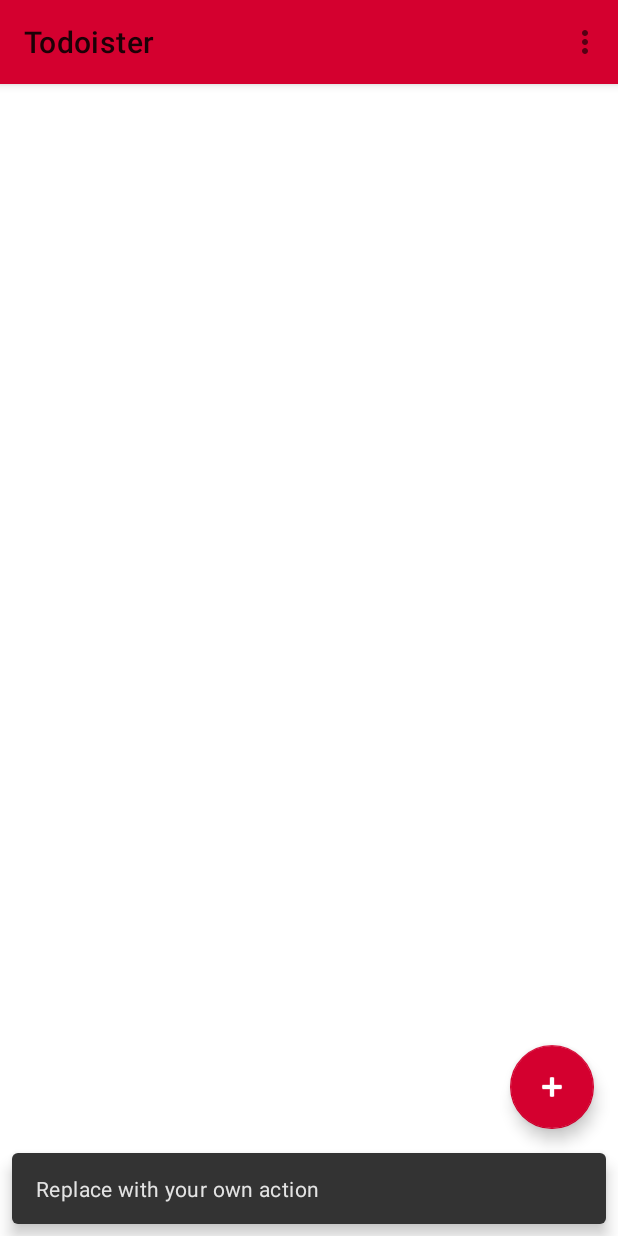
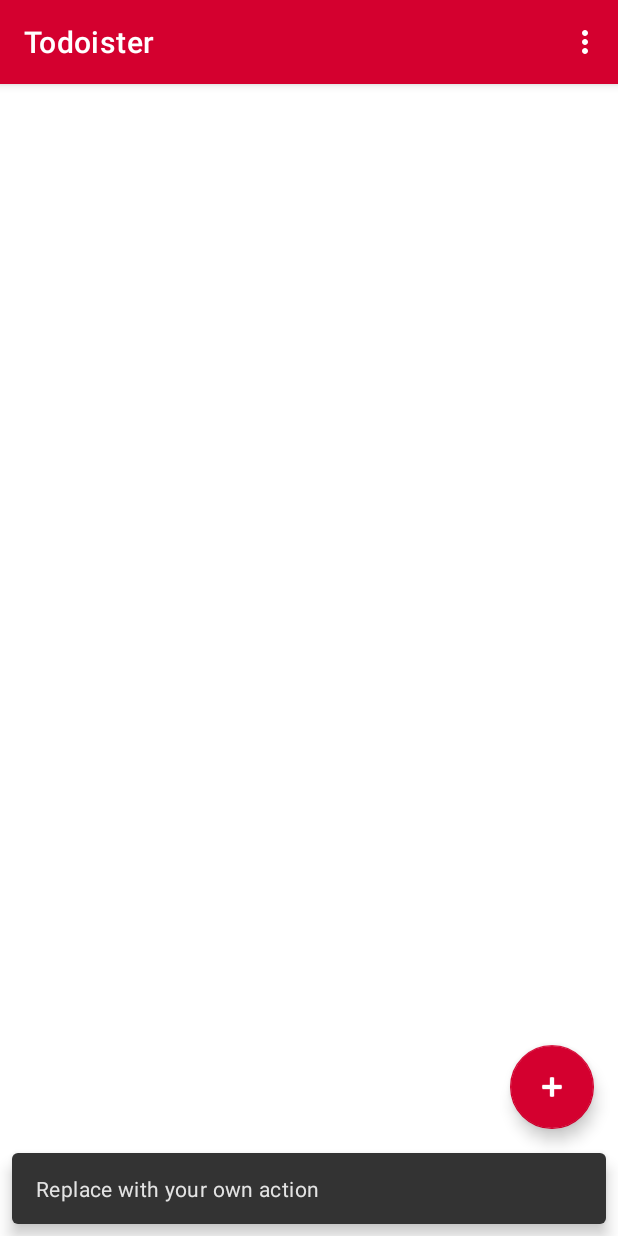
Before and after one commit to MohamedMohy9192/todoister, an Android app: the screen it shows after launch (MainActivity), after a tap on an icon or button, on a phone screen of 412 x 824 dp. Run offline under Robolectric (Android 15) with nearby library versions, the phone set to English and light mode, and no system bars.

Commit message:
Fix the add explicit export attribute crash

```diff
--- a/app/src/main/AndroidManifest.xml
+++ b/app/src/main/AndroidManifest.xml
@@ -12,7 +12,8 @@
         <activity
             android:name=".MainActivity"
             android:label="@string/app_name"
-            android:theme="@style/Theme.Todoister.NoActionBar">
+            android:theme="@style/Theme.Todoister.NoActionBar"
+            android:exported="true">
             <intent-filter>
                 <action android:name="android.intent.action.MAIN" />
 
--- a/app/src/main/res/layout/activity_main.xml
+++ b/app/src/main/res/layout/activity_main.xml
@@ -9,14 +9,14 @@
     <com.google.android.material.appbar.AppBarLayout
         android:layout_width="match_parent"
         android:layout_height="wrap_content"
-        android:theme="@style/Theme.TheDoist.AppBarOverlay">
+        android:theme="@style/Theme.Todoister.AppBarOverlay">
 
         <androidx.appcompat.widget.Toolbar
             android:id="@+id/toolbar"
             android:layout_width="match_parent"
             android:layout_height="?attr/actionBarSize"
             android:background="?attr/colorPrimary"
-            app:popupTheme="@style/Theme.TheDoist.PopupOverlay" />
+            app:popupTheme="@style/Theme.Todoister.PopupOverlay" />
 
     </com.google.android.material.appbar.AppBarLayout>
 
```
